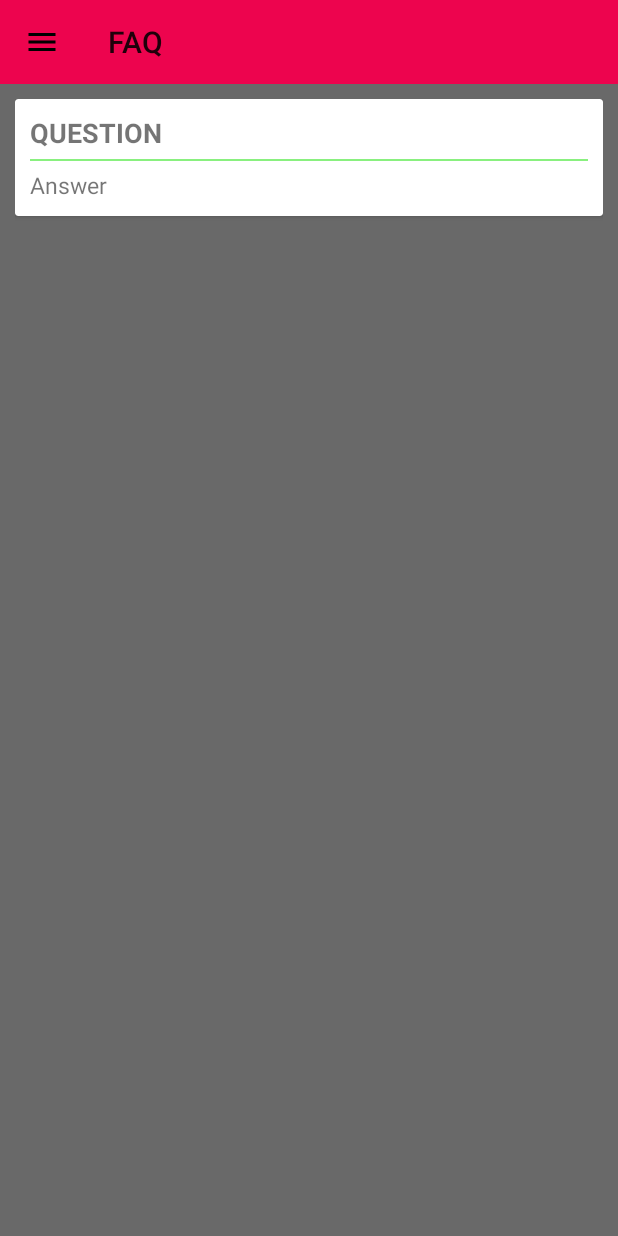
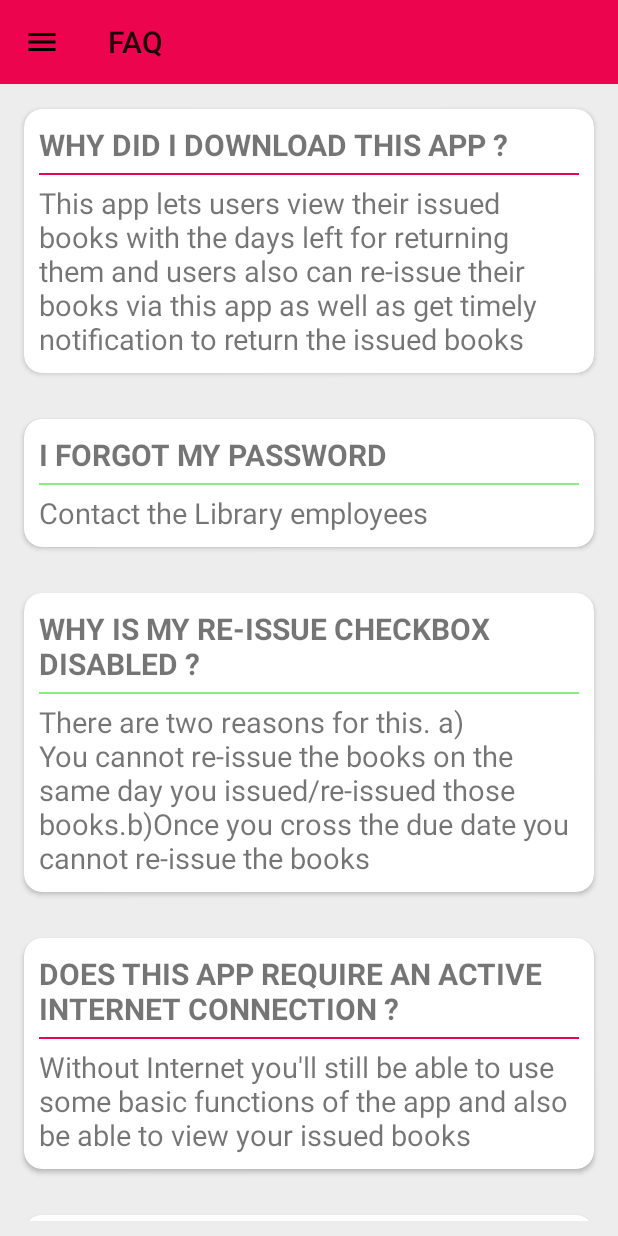
Before and after one commit to RishabhBhatnagar/MyLibApp, an Android app: the screen it shows after launch (MainActivity), in the side drawer, after a tap on "FAQ", on a phone screen of 412 x 824 dp. Run offline under Robolectric (Android 15) with nearby library versions, the light colour scheme and no system bars; network calls fail.

Commit message:
Q and A added ,button visibility changed to being disabled ,app icon added,card view styled ,unnecessary stuffs deleted

```diff
--- a/app/src/main/AndroidManifest.xml
+++ b/app/src/main/AndroidManifest.xml
@@ -7,10 +7,11 @@
 
     <application
         android:allowBackup="true"
-        android:icon="@mipmap/ic_launcher"
+        android:icon="@drawable/a"
         android:label="@string/app_name"
-        android:roundIcon="@mipmap/ic_launcher_round"
+        android:roundIcon="@drawable/a"
         android:supportsRtl="true"
+
         android:theme="@style/AppTheme">
 
         <activity
@@ -21,6 +22,7 @@
 
                 <category android:name="android.intent.category.LAUNCHER" />
             </intent-filter>
+
         </activity>
         <activity android:name=".nav_drawer_fragments.WebViewActivity" />
     </application>
--- a/app/src/main/java/org/sfitengg/library/mylibapp/MainActivity.java
+++ b/app/src/main/java/org/sfitengg/library/mylibapp/MainActivity.java
@@ -581,7 +581,7 @@ public class MainActivity extends AppCompatActivity implements MyCallback{
 
         reissueSuccessDialog = new AlertDialog.Builder(this).create();
         reissueSuccessDialog.setTitle("Books reissued successfully!");
-        reissueSuccessDialog.setMessage("Do you want to reload?");
+        reissueSuccessDialog.setMessage("Click OK to reload !");
         reissueSuccessDialog.setButton(DialogInterface.BUTTON_NEUTRAL,
                 "OK",
                 new DialogInterface.OnClickListener() {
@@ -616,10 +616,12 @@ public class MainActivity extends AppCompatActivity implements MyCallback{
                 if ( errorCode == ERROR_NO_INTERNET) {
                     loginFailedDialog.setTitle("You are not connected to the internet");
                     loginFailedDialog.setMessage("Please connect to the internet and try again.");
+
                 } else if ( errorCode == ERROR_SERVER_UNREACHABLE) {
                     loginFailedDialog.setTitle("Connection to the server failed!");
                     loginFailedDialog.setMessage("Server is unreachable.");
                 }
+
                 //endregion
 
                 //region loginFailedDialog OK Button
--- a/app/src/main/java/org/sfitengg/library/mylibapp/nav_drawer_fragments/FaqFragment.java
+++ b/app/src/main/java/org/sfitengg/library/mylibapp/nav_drawer_fragments/FaqFragment.java
@@ -21,29 +21,27 @@ import java.util.ArrayList;
 import java.util.List;
 
 class QuestionAndAnswer{
-    String question;
-    String answer;
-    int hrColor;
-    public QuestionAndAnswer(String question, String answer, int hrColor) {
+    private String question;
+    private String answer;
+    private int hrColor;
+    QuestionAndAnswer(String question, String answer, int hrColor) {
         this.question = question;
         this.answer = answer;
         this.hrColor = hrColor;
     }
-    public String getQuestion() {
+    String getQuestion() {
         return question;
     }
-    public String getAnswer() {
+    String getAnswer() {
         return answer;
     }
-    public int getHrColor(){
+    int getHrColor(){
         return hrColor;
     }
 }
 
 public class FaqFragment extends Fragment {
 
-    private List<QuestionAndAnswer> questionAndAnswers;
-    private RecyclerView recyclerView;
     @Nullable
     @Override
     public View onCreateView(@NonNull LayoutInflater inflater, @Nullable ViewGroup container, @Nullable Bundle savedInstanceState) {
@@ -51,11 +49,25 @@ public class FaqFragment extends Fragment {
         getActivity().setRequestedOrientation(
                 ActivityInfo.SCREEN_ORIENTATION_PORTRAIT);
 
-        questionAndAnswers = new ArrayList<>();
-        recyclerView = view.findViewById(R.id.recyclerView);
+        List<QuestionAndAnswer> questionAndAnswers = new ArrayList<>();
+        RecyclerView recyclerView = view.findViewById(R.id.recyclerView);
 
         // todo : add more question and answers here.
-        questionAndAnswers.add(new QuestionAndAnswer("Question", "Answer", color("#89f07f")));
+
+        questionAndAnswers.add(new QuestionAndAnswer("WHY DID I DOWNLOAD THIS APP ?", "This app lets users view their issued books with the days left for returning them and users also can re-issue their books via this app as well as get timely notification " +
+                "to return the issued books", color("#ed044e")));
+        questionAndAnswers.add(new QuestionAndAnswer("I FORGOT MY PASSWORD", "Contact the Library employees", color("#89f07f")));
+        questionAndAnswers.add(new QuestionAndAnswer("WHY IS MY RE-ISSUE CHECKBOX DISABLED ? ", "There are two reasons for this. " +
+                "a) You cannot re-issue the books on the same day you issued/re-issued those books." +
+                "b)Once you cross the due date you cannot re-issue the books", color("#89f07f")));
+        questionAndAnswers.add(new QuestionAndAnswer("DOES THIS APP REQUIRE AN ACTIVE INTERNET CONNECTION ?", "Without Internet you'll still be able to use some basic functions of the app and also be able to view your issued books",color("#ed044e")));
+        questionAndAnswers.add(new QuestionAndAnswer("WHY DOES AN ERROR APPEAR ?", "Error will be displayed if you are not connected to the internet or when the Library servers are down", color("#1295C9")));
+        questionAndAnswers.add(new QuestionAndAnswer("HOW MANY TIMES CAN I RE-ISSUE THE BOOKS ?", " You can re-issue the books 3 times. (Limit applicable to only BE students)", color("#89f07f")));
+       // questionAndAnswers.add(new QuestionAndAnswer("WHEN WILL THE APP START NOTIFYING ME OF THE SUBMISSION DATE ?", "The app will remind the user of the submission date from 3 days prior to the due date", color("#89f07f")));
+        questionAndAnswers.add(new QuestionAndAnswer("CAN I LOG IN WITH THE SAME PID ON MULTIPLE DEVICES ?", " Yes", color("#89f07f")));
+        questionAndAnswers.add(new QuestionAndAnswer("CAN I RE-ISSUE MULTIPLE BOOKS AT THE SAME TIME ?", "Yes , just hold a book then select multiple books to Re-issue ", color("#89f07f")));
+
+
 
         recyclerView.setLayoutManager(new LinearLayoutManager(getContext()));
         recyclerView.setAdapter(new QnAAdapter(questionAndAnswers));
@@ -70,8 +82,8 @@ public class FaqFragment extends Fragment {
 
 
 class QnAAdapter extends RecyclerView.Adapter<QnAAdapter.QnAViewHolder>{
-    List<QuestionAndAnswer> qnAs;
-    public QnAAdapter(List<QuestionAndAnswer> qnAs) {
+    private List<QuestionAndAnswer> qnAs;
+    QnAAdapter(List<QuestionAndAnswer> qnAs) {
         this.qnAs = qnAs;
     }
     @NonNull
--- a/app/src/main/java/org/sfitengg/library/mylibapp/nav_drawer_fragments/LibExtrasFragment.java
+++ b/app/src/main/java/org/sfitengg/library/mylibapp/nav_drawer_fragments/LibExtrasFragment.java
@@ -54,12 +54,11 @@ public class LibExtrasFragment extends Fragment {
     }
 
     private void initialiseUrlNames(List<Url> dataSet) {
-        dataSet.add(new Url("http://www.sfitengg.org/library_virt_ref.php", "VirtualReference"));
+        dataSet.add(new Url("http://www.sfitengg.org/library_virt_ref.php", "Virtual Reference"));
         dataSet.add(new Url("http://www.sfitengg.org/library_resources.php", "Library Resources"));
         dataSet.add(new Url("http://www.sfitengg.org/library_digital.php", "Digital Library"));
         dataSet.add(new Url("http://www.sfitengg.org/library_about.php", "About Library"));
         dataSet.add(new Url("http://www.sfitengg.org/library_services.php", "Services"));
-        dataSet.add(new Url("https://www.sfitengg.org/library/Virtual_References_E_Books.htm", "eBooks"));
         dataSet.add(new Url("http://www.sfitengg.org/library_download.php", "Syllabus download"));
         dataSet.add(new Url("http://www.sfitengg.org/library_iitb.php", "IIT-B Membership"));
         dataSet.add(new Url("http://www.sfitengg.org/library_statistics.php", "Library Statistics"));
--- a/app/src/main/res/layout/frag_about.xml
+++ b/app/src/main/res/layout/frag_about.xml
@@ -4,10 +4,7 @@
     android:layout_height="match_parent"
     xmlns:android="http://schemas.android.com/apk/res/android"
     android:orientation="vertical"
-
     >
-
-
 
 <android.support.v7.widget.CardView
 
@@ -19,7 +16,7 @@
     android:clickable="true"
     android:focusable="true"
     card_view:cardUseCompatPadding="true"
-    card_view:cardCornerRadius="10dp"
+    card_view:cardCornerRadius="15dp"
 
     >
         <LinearLayout
--- a/app/src/main/res/layout/frag_faq.xml
+++ b/app/src/main/res/layout/frag_faq.xml
@@ -5,7 +5,6 @@
     android:layout_height="match_parent">
 
     <android.support.v7.widget.RecyclerView
-        android:background="@color/faqParentBgColor"
         android:padding="10dp"
         android:layout_width="match_parent"
         android:layout_height="match_parent"
--- a/app/src/main/res/layout/individual_qna.xml
+++ b/app/src/main/res/layout/individual_qna.xml
@@ -2,7 +2,12 @@
 <android.support.v7.widget.CardView xmlns:android="http://schemas.android.com/apk/res/android"
     android:layout_width="match_parent"
     android:layout_height="wrap_content"
-    android:layout_marginBottom="17dp">
+    xmlns:card_view="http://schemas.android.com/apk/res-auto"
+    android:layout_marginBottom="17dp"
+    card_view:cardUseCompatPadding="true"
+    card_view:cardCornerRadius="12dp"
+
+    >
     <LinearLayout
         android:layout_width="match_parent"
         android:layout_height="wrap_content"
@@ -11,7 +16,7 @@
         <TextView
             android:layout_width="match_parent"
             android:layout_height="wrap_content"
-            android:textSize="18sp"
+            android:textSize="20sp"
             android:textAllCaps="true"
             android:id="@+id/questionTv"
             android:textStyle="bold"/>
@@ -26,7 +31,7 @@
         <TextView
             android:layout_width="match_parent"
             android:layout_height="wrap_content"
-            android:textSize="15dp"
+            android:textSize="19sp"
             android:id="@+id/answerTv"/>
     </LinearLayout>
 </android.support.v7.widget.CardView>
--- a/app/src/main/res/menu/drawer_view.xml
+++ b/app/src/main/res/menu/drawer_view.xml
@@ -10,15 +10,17 @@
             android:id="@+id/frag_lib_extras"
             android:icon="@drawable/ic_books"
             android:title="Library Extras"/>
+
+        <item
+            android:id="@+id/frag_faq"
+            android:icon="@drawable/ic_faq"
+            android:title="FAQ"/>
+
         <item
             android:id="@+id/frag_about"
             android:icon="@drawable/ic_group"
             android:title="About The Developers"/>
 
-        <item
-            android:id="@+id/frag_faq"
-            android:icon="@drawable/ic_faq"
-            android:title="FAQ"/>
         <item
             android:id="@+id/option_sign_out"
             android:icon="@drawable/ic_logout"
```
Also changed, not shown: app/src/main/java/org/sfitengg/library/mylibapp/nav_drawer_fragments/IssuedBooksFragment.java (+9 -16 lines), app/src/main/res/layout/card_single_book.xml (+33 -16 lines), app/src/main/res/layout/frag_issued_books.xml (+7 -5 lines), app/src/main/res/drawable-v21/a.jpeg (added), app/src/main/res/drawable-v21/b.jpeg (added).
